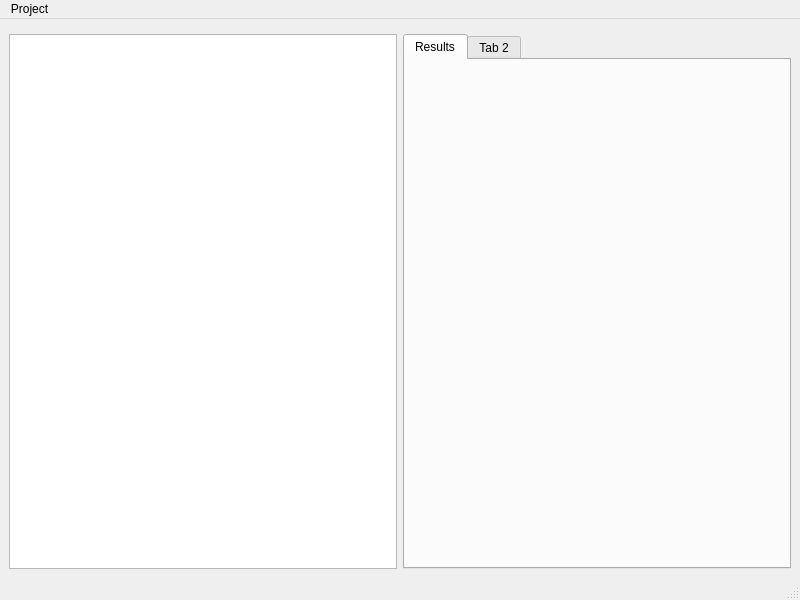
Old version of the form gui/forms/mainfrm.ui in the repository qtestrunner/TestRunner.
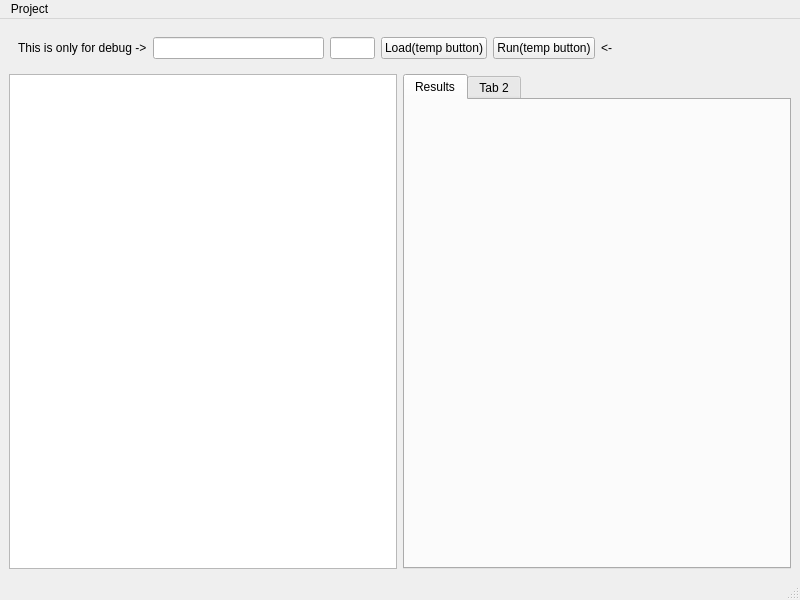
New version of the form.

Diff of the .ui file:
```diff
--- a/gui/forms/mainfrm.ui
+++ b/gui/forms/mainfrm.ui
@@ -16,7 +16,70 @@
   <widget class="QWidget" name="centralwidget">
    <layout class="QVBoxLayout" name="verticalLayout">
     <item>
-     <widget class="QWidget" name="widget" native="true"/>
+     <widget class="QWidget" name="widget" native="true">
+      <property name="minimumSize">
+       <size>
+        <width>0</width>
+        <height>25</height>
+       </size>
+      </property>
+      <layout class="QHBoxLayout" name="horizontalLayout_2">
+       <item>
+        <widget class="QLabel" name="label">
+         <property name="text">
+          <string>This is only for debug -&gt;</string>
+         </property>
+        </widget>
+       </item>
+       <item>
+        <widget class="QLineEdit" name="folderEdit"/>
+       </item>
+       <item>
+        <widget class="QLineEdit" name="fileMaskEdit">
+         <property name="maximumSize">
+          <size>
+           <width>45</width>
+           <height>16777215</height>
+          </size>
+         </property>
+        </widget>
+       </item>
+       <item>
+        <widget class="QPushButton" name="tempLoadButton">
+         <property name="text">
+          <string>Load(temp button)</string>
+         </property>
+        </widget>
+       </item>
+       <item>
+        <widget class="QPushButton" name="tempRunButton">
+         <property name="text">
+          <string>Run(temp button)</string>
+         </property>
+        </widget>
+       </item>
+       <item>
+        <widget class="QLabel" name="label_2">
+         <property name="text">
+          <string>&lt;-</string>
+         </property>
+        </widget>
+       </item>
+       <item>
+        <spacer name="horizontalSpacer">
+         <property name="orientation">
+          <enum>Qt::Horizontal</enum>
+         </property>
+         <property name="sizeHint" stdset="0">
+          <size>
+           <width>40</width>
+           <height>20</height>
+          </size>
+         </property>
+        </spacer>
+       </item>
+      </layout>
+     </widget>
     </item>
     <item>
      <layout class="QHBoxLayout" name="horizontalLayout">
```
Left out of the diff: 2 changed lines with no effect on the pictures.
